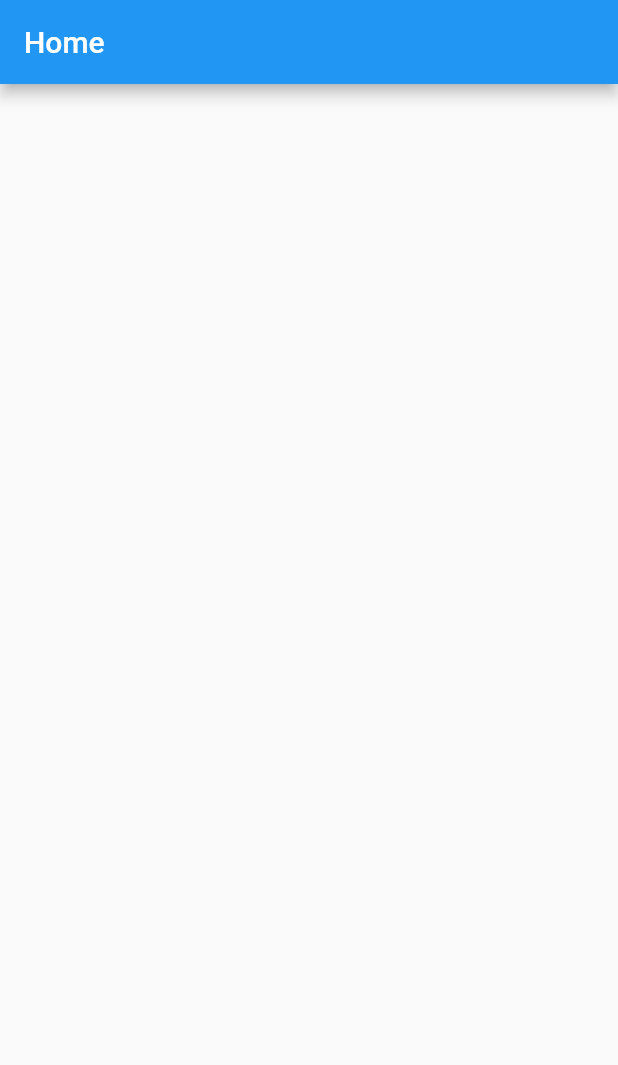
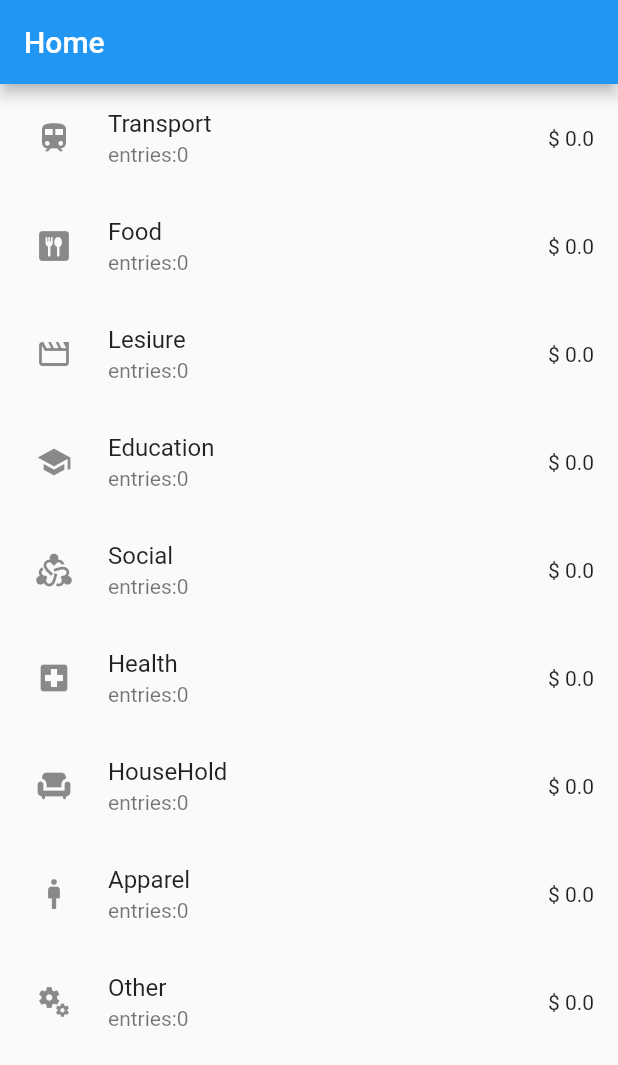
Before and after one commit to AslamJiffry/PersonalExpenseTracker, a Flutter app: the screen it shows after launch, on a phone screen of 412 x 824 dp. Shown: the top 1065 px of the screen. Run offline on Flutter 3.47's test engine with Material 2 defaults, Android fonts, the phone set to English and light mode, and no system bars; our stand-ins replace sqflite; accounts and stored records are empty.

Commit message:
Category Data displyed and provider used for state

```diff
--- a/lib/main.dart
+++ b/lib/main.dart
@@ -1,9 +1,14 @@
 import 'package:flutter/material.dart';
+import 'package:provider/provider.dart';
+import './models/database_provider.dart';
 //screens
 import './screens/home_screen.dart';
 
 void main() {
-  runApp(const PersonalExpenceTracker());
+  runApp(ChangeNotifierProvider(
+    create: (_) => DatabaseProvider(),
+    child: const PersonalExpenceTracker(),
+  ));
 }
 
 class PersonalExpenceTracker extends StatelessWidget {
--- a/lib/models/database_provider.dart
+++ b/lib/models/database_provider.dart
@@ -1,9 +1,10 @@
+import 'package:flutter/material.dart';
 import 'package:path/path.dart';
 import 'package:pet/models/expense_category.dart';
 import 'package:sqflite/sqflite.dart';
 import '../constants/icons.dart';
 
-class DatabaseProvider {
+class DatabaseProvider extends ChangeNotifier {
   //inApp memory for holding expence category
   List<ExpenseCategory> _categories = [];
   List<ExpenseCategory> get categories => _categories;
--- a/lib/screens/home_screen.dart
+++ b/lib/screens/home_screen.dart
@@ -1,4 +1,5 @@
 import 'package:flutter/material.dart';
+import 'package:pet/widgets/home_screen/category_loader.dart';
 
 class HomeScreen extends StatelessWidget {
   const HomeScreen({super.key});
@@ -11,6 +12,7 @@ class HomeScreen extends StatelessWidget {
       appBar: AppBar(
         title: const Text('Home'),
       ),
+      body: CategoryLoader(),
     );
   }
 }
--- /dev/null
+++ b/lib/widgets/home_screen/category_loader.dart
@@ -0,0 +1,64 @@
+import 'package:flutter/material.dart';
+import 'package:pet/models/database_provider.dart';
+import 'package:provider/provider.dart';
+
+class CategoryLoader extends StatefulWidget {
+  const CategoryLoader({super.key});
+
+  @override
+  State<CategoryLoader> createState() => _CategoryLoaderState();
+}
+
+class _CategoryLoaderState extends State<CategoryLoader> {
+  late Future _categoryList;
+
+  Future _getCategoryList() async {
+    final provider = Provider.of<DatabaseProvider>(context, listen: false);
+    return await provider.getExpenseCategories();
+  }
+
+  @override
+  void initState() {
+    super.initState();
+    _categoryList = _getCategoryList();
+  }
+
+  @override
+  Widget build(BuildContext context) {
+    return FutureBuilder(
+      future: _categoryList,
+      builder: (_, snapshot) {
+        if (snapshot.connectionState == ConnectionState.done) {
+          if (snapshot.hasError) {
+            return Center(
+              child: Text(snapshot.error.toString()),
+            );
+          } else {
+            return Consumer<DatabaseProvider>(
+              builder: (_, db, __) {
+                var list = db.categories;
+
+                return ListView.builder(
+                  itemCount: list.length,
+                  itemBuilder: (_, i) => ListTile(
+                    leading: Padding(
+                      padding: const EdgeInsets.all(8.0),
+                      child: Icon(list[i].icon),
+                    ),
+                    title: Text(list[i].title),
+                    subtitle: Text('entries:${list[i].entries.toString()}'),
+                    trailing: Text('\$ ${list[i].totalAmount.toString()}'),
+                  ),
+                );
+              },
+            );
+          }
+        } else {
+          return const Center(
+            child: CircularProgressIndicator(),
+          );
+        }
+      },
+    );
+  }
+}
--- a/pubspec.yaml
+++ b/pubspec.yaml
@@ -37,6 +37,7 @@ dependencies:
   cupertino_icons: ^1.0.2
   sqflite: ^2.3.0
   path: ^1.8.3
+  provider: ^6.0.5
 
 dev_dependencies:
   flutter_test:
```
